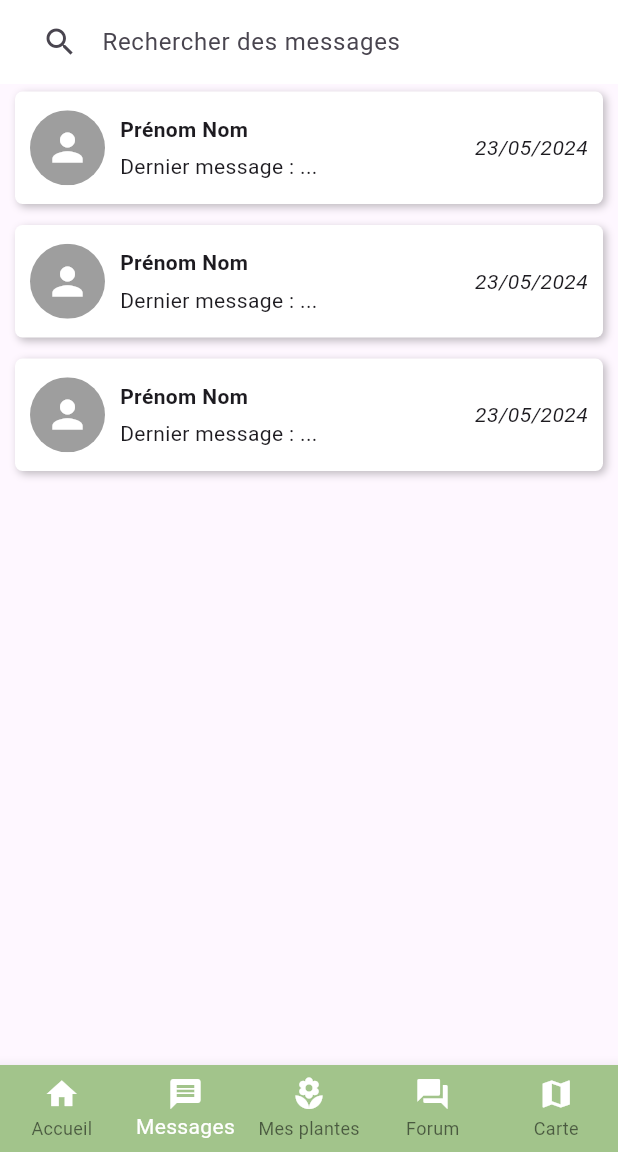
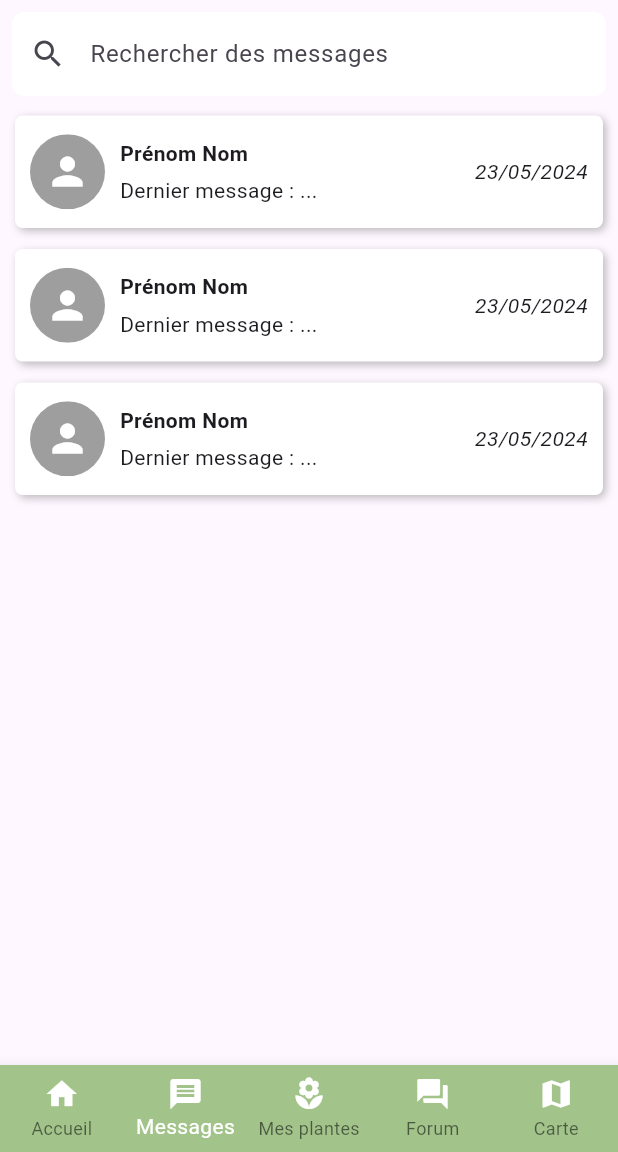
Before and after one commit to GuillaumeMarechal/tpre601front, a Flutter app: the screen it shows after launch, item 2 of the bottom bar chosen, on a phone screen of 412 x 824 dp, the part 84-1236 px from its top. Run offline on Flutter 3.47's test engine with Material 3 defaults, Android fonts, the light colour scheme and no system bars; our stand-ins replace flutter_map, geolocator, latlong2; missing offline and left inert: flutter_map_location_marker, flutter_map_supercluster.

```diff
--- a/lib/ui/message.dart
+++ b/lib/ui/message.dart
@@ -1,14 +1,13 @@
 import 'package:flutter/material.dart';
-import 'messageUser.dart'; // Assurez-vous d'importer correctement le fichier messageUser.dart
+import 'messageUser.dart';
 
 class MessagePage extends StatelessWidget {
   @override
   Widget build(BuildContext context) {
-    return Scaffold(
-      appBar: AppBar(
-        title: Row(
+    return Column(
       children: [
-            Expanded(
+        Container(
+          padding: EdgeInsets.all(8.0),
           child: TextField(
             decoration: InputDecoration(
               hintText: 'Rechercher des messages',
@@ -22,20 +21,19 @@ class MessagePage extends StatelessWidget {
             ),
           ),
         ),
-          ],
-        ),
-      ),
-      body: ListView(
+        Expanded(
+          child: ListView(
             children: [
-          MessageUser(), // Utilisez MessageUser() au lieu de MessagePage()
-          SizedBox(height: 4), // Espacement vertical entre les MessageUser
               MessageUser(),
               SizedBox(height: 4),
               MessageUser(),
               SizedBox(height: 4),
-          // Ajoutez autant de MessageUser que nécessaire ici
+              MessageUser(),
+              SizedBox(height: 4),
             ],
           ),
+        ),
+      ],
     );
   }
 }
--- a/lib/ui/messageUser.dart
+++ b/lib/ui/messageUser.dart
@@ -14,19 +14,19 @@ class MessageUser extends StatelessWidget {
       },
       child: Container(
         margin: EdgeInsets.symmetric(horizontal: 10.0, vertical: 5),
-        padding: EdgeInsets.all(10.0), // Ajouter un padding autour du contenu
-        constraints: BoxConstraints(maxHeight: 75.0), // Définir la hauteur maximale
+        padding: EdgeInsets.all(10.0),
+        constraints: BoxConstraints(maxHeight: 75.0),
         decoration: BoxDecoration(
-          color: Colors.white, // Fond blanc
+          color: Colors.white,
           borderRadius: BorderRadius.horizontal(
             left: Radius.circular(5.0),
             right: Radius.circular(5.0),
           ),
           boxShadow: [
             BoxShadow(
-              color: Colors.black.withOpacity(0.25), // Ombre portée noire avec opacité
-              offset: Offset(2, 2), // Décalage vers le bas à droite
-              blurRadius: 4.0, // Flou
+              color: Colors.black.withOpacity(0.25),
+              offset: Offset(2, 2),
+              blurRadius: 4.0,
             ),
           ],
         ),
@@ -37,13 +37,13 @@ class MessageUser extends StatelessWidget {
               child: Container(
                 width: 50.0,
                 height: 50.0,
-                color: Colors.grey, // Vous pouvez remplacer par l'image
+                color: Colors.grey,
                 child: Center(
-                  child: Icon(Icons.person, color: Colors.white, size: 30.0), // Ajuster la taille de l'icône
-                ), // Ajouter un peu d'espace à droite de l'image
+                  child: Icon(Icons.person, color: Colors.white, size: 30.0),
+                ),
               ),
             ),
-            SizedBox(width: 10.0), // Ajouter un espacement entre l'image et le texte
+            SizedBox(width: 10.0),
             Expanded(
               child: Column(
                 crossAxisAlignment: CrossAxisAlignment.start,
@@ -53,12 +53,12 @@ class MessageUser extends StatelessWidget {
                     'Prénom Nom',
                     style: TextStyle(fontWeight: FontWeight.bold),
                   ),
-                  SizedBox(height: 5.0), // Ajouter un espacement entre les deux textes
+                  SizedBox(height: 5.0),
                   Text('Dernier message : ...'),
                 ],
               ),
             ),
-            SizedBox(width: 10.0), // Ajouter un espacement entre le texte et la date
+            SizedBox(width: 10.0),
             Text(
               '23/05/2024',
               style: TextStyle(fontStyle: FontStyle.italic),
--- a/lib/ui/register.dart
+++ b/lib/ui/register.dart
@@ -110,9 +110,9 @@ class RegisterPage extends StatelessWidget {
                   height: 50,
                   child: ElevatedButton(
                     style: ElevatedButton.styleFrom(
-                      backgroundColor: Color(0xFFA2C48B), // couleur de fond du bouton
+                      backgroundColor: Color(0xFFA2C48B),
                       shape: RoundedRectangleBorder(
-                        borderRadius: BorderRadius.circular(1.0), // border radius de 1 pixel
+                        borderRadius: BorderRadius.circular(1.0),
                       ),
                     ),
                     onPressed: () {
@@ -122,7 +122,7 @@ class RegisterPage extends StatelessWidget {
                       'S\'inscrire',
                       style: TextStyle(
                         color: Colors.black,
-                        fontSize: 18.0, // taille du texte augmentée
+                        fontSize: 18.0,
                       ),
                     ),
                   ),
```
Also changed, not shown: lib/ui/careSession.dart (+9 -9 lines), lib/ui/forum.dart (+15 -22 lines), lib/ui/forumPost.dart (+5 -8 lines), lib/ui/login.dart (+5 -7 lines), lib/ui/map.dart (+31 -23 lines), lib/ui/messageUserView.dart (+4 -3 lines). Lines whose indentation alone changed are shown as unchanged.
